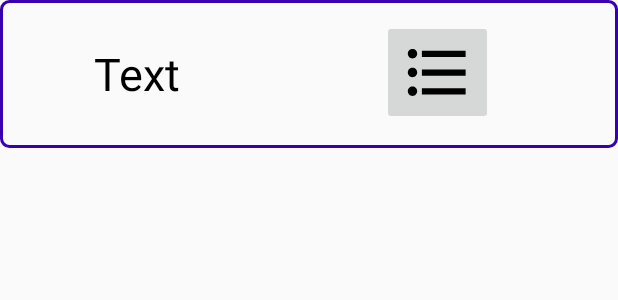
After one commit to timonBusch/smartgrocery, an Android app: the layout layout_list_item.xml on its own in the app's theme, with its tools: preview values and no code run, on a phone screen of 412 x 824 dp. The commit adds this screen. Shown: the top 300 px of the screen. Run offline under Robolectric (Android 15) with nearby library versions, the phone set to English and light mode, and no system bars.

Commit message:
creating RecyclerView

```diff
--- /dev/null
+++ b/app/src/main/res/drawable/border.xml
@@ -0,0 +1,6 @@
+<?xml version="1.0" encoding="utf-8"?>
+<shape xmlns:android="http://schemas.android.com/apk/res/android"
+    android:shape="rectangle">
+    <stroke android:color="@color/design_default_color_primary_dark" android:width="2dp"/>
+    <corners android:radius="5dp" />
+</shape>
--- /dev/null
+++ b/app/src/main/res/drawable/ic_format_list_bulleted_black_24dp.xml
@@ -0,0 +1,4 @@
+<vector android:height="50dp" android:viewportHeight="24.0"
+    android:viewportWidth="24.0" android:width="50dp" xmlns:android="http://schemas.android.com/apk/res/android">
+    <path android:fillColor="#FF000000" android:pathData="M4,10.5c-0.83,0 -1.5,0.67 -1.5,1.5s0.67,1.5 1.5,1.5 1.5,-0.67 1.5,-1.5 -0.67,-1.5 -1.5,-1.5zM4,4.5c-0.83,0 -1.5,0.67 -1.5,1.5S3.17,7.5 4,7.5 5.5,6.83 5.5,6 4.83,4.5 4,4.5zM4,16.5c-0.83,0 -1.5,0.68 -1.5,1.5s0.68,1.5 1.5,1.5 1.5,-0.68 1.5,-1.5 -0.67,-1.5 -1.5,-1.5zM7,19h14v-2L7,17v2zM7,13h14v-2L7,11v2zM7,5v2h14L21,5L7,5z"/>
+</vector>
--- /dev/null
+++ b/app/src/main/res/layout/layout_list_item.xml
@@ -0,0 +1,41 @@
+<?xml version="1.0" encoding="utf-8"?>
+<RelativeLayout xmlns:android="http://schemas.android.com/apk/res/android"
+    xmlns:app="http://schemas.android.com/apk/res-auto"
+    xmlns:tools="http://schemas.android.com/tools"
+    android:layout_width="match_parent"
+    android:layout_height="wrap_content"
+    android:background="@drawable/border"
+    android:padding="15dp">
+
+    <TextView
+        android:id="@+id/list_name"
+        android:layout_width="wrap_content"
+        android:layout_height="wrap_content"
+        android:layout_alignParentStart="true"
+        android:layout_alignParentLeft="true"
+        android:layout_centerVertical="true"
+        android:layout_marginStart="47dp"
+        android:layout_marginLeft="47dp"
+        android:layout_marginEnd="134dp"
+        android:layout_marginRight="134dp"
+        android:layout_toStartOf="@+id/imageButton3"
+        android:layout_toLeftOf="@+id/imageButton3"
+        android:text="Text"
+        android:textColor="#000"
+        android:textSize="30sp" />
+
+    <ImageButton
+        android:id="@+id/imageButton3"
+        android:layout_width="wrap_content"
+        android:layout_height="wrap_content"
+        android:layout_alignParentTop="true"
+        android:layout_alignParentEnd="true"
+        android:layout_alignParentRight="true"
+        android:layout_marginTop="-2dp"
+        android:layout_marginEnd="68dp"
+        android:layout_marginRight="68dp"
+        android:scaleType="fitCenter"
+        app:srcCompat="@drawable/ic_format_list_bulleted_black_24dp" />
+
+
+</RelativeLayout>
```
Also changed, not shown: app/build.gradle (+5 -3 lines), app/src/main/java/com/example/smartgrocery/ListsFragment.kt (+58 -1 lines), app/src/main/java/com/example/smartgrocery/adapter/CustomAdapter.kt (added, +72 -0 lines), app/src/main/res/layout/frament_lists.xml (+9 -10 lines).
